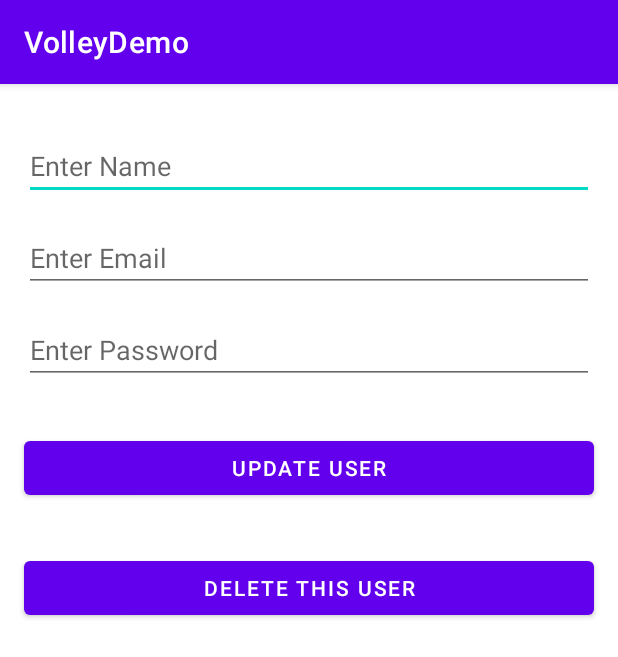
After one commit to dhruvRj18/VolleyDemo, an Android app: the UpdateActivity screen opened directly, with no data from a screen before it, on a phone screen of 412 x 824 dp. The commit adds this screen. Shown: the top 657 px of the screen. Run offline under Robolectric (Android 15) with nearby library versions, the phone set to English and light mode, and no system bars; our stand-ins replace Volley; network calls fail.

Commit message:
update-delete

```diff
--- a/app/src/main/AndroidManifest.xml
+++ b/app/src/main/AndroidManifest.xml
@@ -12,7 +12,8 @@
         android:supportsRtl="true"
         android:theme="@style/Theme.VolleyDemo"
         android:usesCleartextTraffic="true">
-        <activity android:name=".SubmitActivity"></activity>
+        <activity android:name=".UpdateActivity"></activity>
+        <activity android:name=".SubmitActivity" />
         <activity android:name=".MainActivity">
             <intent-filter>
                 <action android:name="android.intent.action.MAIN" />
--- a/app/src/main/java/com/example/volleydemo/MainActivity.kt
+++ b/app/src/main/java/com/example/volleydemo/MainActivity.kt
@@ -43,7 +43,8 @@ class MainActivity : AppCompatActivity(),RcvAdapter.MyOnClickListener {
     }
 
     override fun OnClick(position: Int) {
-        Toast.makeText(this,list[position].email,Toast.LENGTH_SHORT).show()
+        startActivity(Intent(this,UpdateActivity::class.java).putExtra("id",list[position].id))
+        //Toast.makeText(this,list[position].id,Toast.LENGTH_SHORT).show()
     }
 
     private fun getData() {
--- a/app/src/main/java/com/example/volleydemo/SubmitActivity.kt
+++ b/app/src/main/java/com/example/volleydemo/SubmitActivity.kt
@@ -29,7 +29,6 @@ class SubmitActivity : AppCompatActivity() {
             val password = passwordEd.text.toString()
             submitData(name,email,password)
         }
-
     }
 
     private fun submitData(name: String, email: String, password: String) {
--- /dev/null
+++ b/app/src/main/java/com/example/volleydemo/UpdateActivity.kt
@@ -0,0 +1,96 @@
+package com.example.volleydemo
+
+import android.content.Intent
+import androidx.appcompat.app.AppCompatActivity
+import android.os.Bundle
+import android.util.Log
+import android.widget.Toast
+import com.android.volley.Request
+import com.android.volley.Response
+import com.android.volley.toolbox.StringRequest
+import com.android.volley.toolbox.Volley
+import com.example.volleydemo.Constants.BASE_URL
+import com.google.android.material.button.MaterialButton
+import com.google.android.material.textfield.TextInputEditText
+
+class UpdateActivity : AppCompatActivity() {
+
+    private lateinit var nameEd:TextInputEditText
+    private lateinit var emailEd:TextInputEditText
+    private lateinit var passwordEd:TextInputEditText
+    private lateinit var updateBtn:MaterialButton
+    private lateinit var delBtn:MaterialButton
+
+    override fun onCreate(savedInstanceState: Bundle?) {
+        super.onCreate(savedInstanceState)
+        setContentView(R.layout.activity_update)
+        initViews()
+
+        delBtn.setOnClickListener {
+            val id = intent.getStringExtra("id")
+            deleteUser(id)
+
+
+        }
+        updateBtn.setOnClickListener {
+            val id = intent.getStringExtra("id")
+            val name = nameEd.text.toString()
+            val email = emailEd.text.toString()
+            val password = passwordEd.text.toString()
+            updateUser(id,name,email,password)
+        }
+    }
+
+    private fun deleteUser(id: String?) {
+        val url = BASE_URL + "deleteUser.php"
+        val requestQueue = Volley.newRequestQueue(this)
+        val stringRequest = object : StringRequest(Request.Method.POST,url,
+        Response.Listener { response ->
+            Toast.makeText(this,response,Toast.LENGTH_SHORT).show()
+            startActivity(Intent(this,MainActivity::class.java))
+
+        },
+        Response.ErrorListener { error ->  }){
+            override fun getParams():HashMap<String,String>{
+                val map = HashMap<String,String>()
+                map["id"] =id!!
+                return map
+            }
+        }
+        requestQueue.add(stringRequest)
+
+    }
+
+    private fun updateUser(id: String?, name: String, email: String, password: String) {
+        val url = BASE_URL + "updateUser.php"
+        val requestQueue = Volley.newRequestQueue(this)
+        val stringRequest = object : StringRequest(Request.Method.POST,url,
+        Response.Listener {response ->
+            Toast.makeText(this,response,Toast.LENGTH_SHORT).show()
+            Log.d("res",response)
+            startActivity(Intent(this,MainActivity::class.java))
+        },Response.ErrorListener { error ->
+
+            }){
+            override fun getParams():HashMap<String,String>{
+                val map = HashMap<String,String>()
+                map["id"] = id!!
+                map["name"] = name
+                map["email"] = email
+                map["password"] = password
+                return map
+            }
+        }
+
+        requestQueue.add(stringRequest)
+
+    }
+
+    private fun initViews() {
+        nameEd = findViewById(R.id.udpateNameEd)
+        emailEd = findViewById(R.id.updateEmailEd)
+        passwordEd = findViewById(R.id.updatePasswordEd)
+        updateBtn = findViewById(R.id.updateBtn)
+        delBtn = findViewById(R.id.delButton)
+    }
+}
--- /dev/null
+++ b/app/src/main/res/layout/activity_update.xml
@@ -0,0 +1,74 @@
+<?xml version="1.0" encoding="utf-8"?>
+<androidx.constraintlayout.widget.ConstraintLayout xmlns:android="http://schemas.android.com/apk/res/android"
+    xmlns:app="http://schemas.android.com/apk/res-auto"
+    xmlns:tools="http://schemas.android.com/tools"
+    android:layout_width="match_parent"
+    android:layout_height="match_parent"
+    tools:context=".UpdateActivity">
+
+    <com.google.android.material.textfield.TextInputEditText
+        android:id="@+id/udpateNameEd"
+        android:layout_width="match_parent"
+        android:layout_height="wrap_content"
+        android:layout_marginStart="16dp"
+        android:layout_marginTop="32dp"
+        android:layout_marginEnd="16dp"
+        android:hint="Enter Name"
+        app:layout_constraintEnd_toEndOf="parent"
+        app:layout_constraintStart_toStartOf="parent"
+        app:layout_constraintTop_toTopOf="parent" />
+
+    <com.google.android.material.textfield.TextInputEditText
+        android:id="@+id/updateEmailEd"
+        android:layout_width="match_parent"
+        android:layout_height="wrap_content"
+        android:layout_marginStart="16dp"
+        android:layout_marginTop="16dp"
+        android:layout_marginEnd="16dp"
+        android:hint="Enter Email"
+        app:layout_constraintEnd_toEndOf="parent"
+        app:layout_constraintHorizontal_bias="1.0"
+        app:layout_constraintStart_toStartOf="parent"
+        app:layout_constraintTop_toBottomOf="@+id/udpateNameEd" />
+
+    <com.google.android.material.textfield.TextInputEditText
+        android:id="@+id/updatePasswordEd"
+        android:layout_width="match_parent"
+        android:layout_height="wrap_content"
+        android:layout_marginStart="16dp"
+        android:layout_marginTop="16dp"
+        android:layout_marginEnd="16dp"
+        android:hint="Enter Password"
+        android:inputType="textPassword"
+        app:layout_constraintEnd_toEndOf="parent"
+        app:layout_constraintHorizontal_bias="0.0"
+        app:layout_constraintStart_toStartOf="parent"
+        app:layout_constraintTop_toBottomOf="@+id/updateEmailEd" />
+
+    <com.google.android.material.button.MaterialButton
+        android:id="@+id/updateBtn"
+        android:layout_width="match_parent"
+        android:layout_height="wrap_content"
+        android:layout_marginStart="16dp"
+        android:layout_marginTop="32dp"
+        android:layout_marginEnd="16dp"
+        android:text="Update User"
+        app:layout_constraintEnd_toEndOf="parent"
+        app:layout_constraintHorizontal_bias="1.0"
+        app:layout_constraintStart_toStartOf="parent"
+        app:layout_constraintTop_toBottomOf="@+id/updatePasswordEd" />
+
+    <com.google.android.material.button.MaterialButton
+        android:id="@+id/delButton"
+        android:layout_width="match_parent"
+        android:layout_height="wrap_content"
+        android:layout_marginStart="16dp"
+        android:layout_marginTop="32dp"
+        android:layout_marginEnd="16dp"
+        android:text="Delete this User"
+        app:layout_constraintEnd_toEndOf="parent"
+        app:layout_constraintHorizontal_bias="0.5"
+        app:layout_constraintStart_toStartOf="parent"
+        app:layout_constraintTop_toBottomOf="@+id/updateBtn" />
+
+</androidx.constraintlayout.widget.ConstraintLayout>
```
